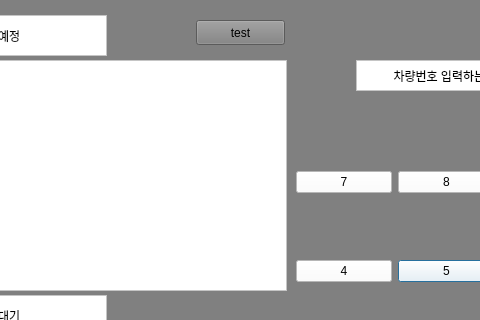
The window that GUI/User/user_gui.ui (addinedu-ros-5th/ros-repo-5) describes before a commit, drawn with Qt 5; both pictures show x 134 to 614 and y 0 to 320 of the 750 by 550 pixel window.
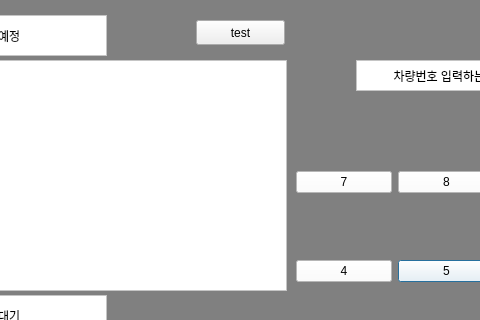
The same window after the commit.

```diff
--- a/GUI/User/user_gui.ui
+++ b/GUI/User/user_gui.ui
@@ -14,7 +14,7 @@
    <string>Dialog</string>
   </property>
   <property name="styleSheet">
-   <string notr="true">background-color:gray</string>
+   <string notr="true"/>
   </property>
   <widget class="QStackedWidget" name="stk_user">
    <property name="geometry">
@@ -288,6 +288,30 @@
       <string>test</string>
      </property>
     </widget>
+    <widget class="QLabel" name="background_color1">
+     <property name="geometry">
+      <rect>
+       <x>0</x>
+       <y>0</y>
+       <width>750</width>
+       <height>550</height>
+      </rect>
+     </property>
+     <property name="styleSheet">
+      <string notr="true">background-color:gray</string>
+     </property>
+     <property name="text">
+      <string/>
+     </property>
+    </widget>
+    <zorder>background_color1</zorder>
+    <zorder>label_3</zorder>
+    <zorder>gridLayoutWidget</zorder>
+    <zorder>lb_input_carnum</zorder>
+    <zorder>label_8</zorder>
+    <zorder>table_ready</zorder>
+    <zorder>table_waiting</zorder>
+    <zorder>pbt_test</zorder>
    </widget>
    <widget class="QWidget" name="page_check">
     <widget class="QLabel" name="label_7">
```
Left out of the diff: 47 changed lines with no effect on the pictures.
